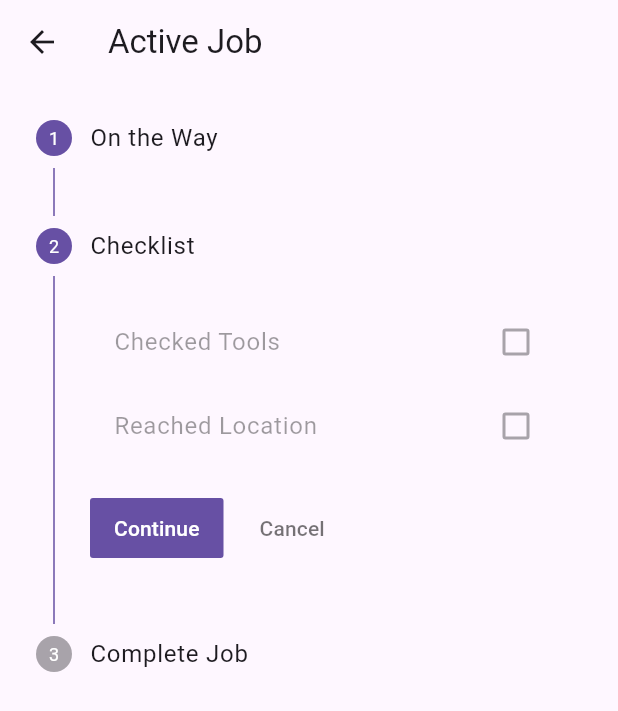
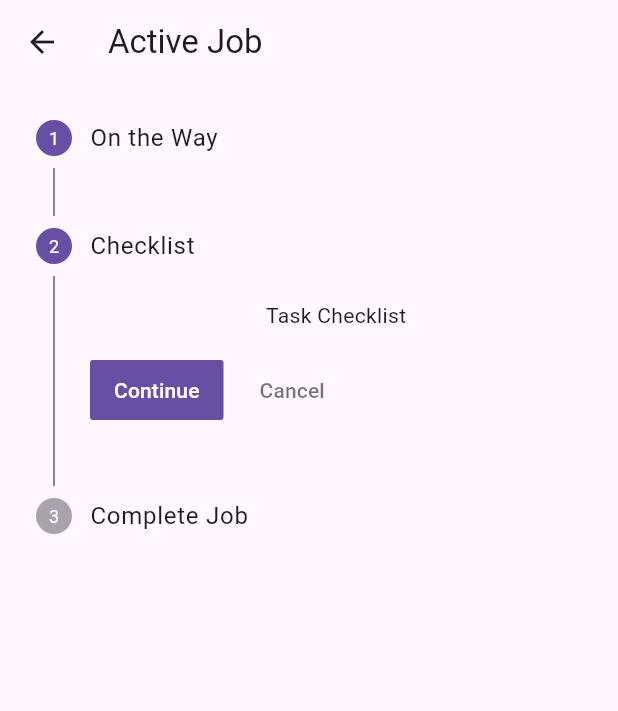
Before and after one commit to 85dk/Priority_assist_app, a Flutter app: the ActiveJobScreen screen opened directly with empty values, after a tap on "Continue", on a phone screen of 412 x 824 dp. Shown: the top 711 px of the screen. Run offline on Flutter 3.47's test engine with Material 3 defaults, Android fonts, the phone set to English and light mode, and no system bars; our stand-ins replace flutter_local_notifications, flutter_riverpod, go_router, hive, hive_flutter; accounts and stored records are empty.

Commit message:
error corrected

```diff
--- a/lib/features/request/active_job_screen.dart
+++ b/lib/features/request/active_job_screen.dart
@@ -1,15 +1,18 @@
+import 'package:crudops_application/features/request/request.dart';
+import 'package:crudops_application/features/request/request_notifier.dart';
 import 'package:flutter/material.dart';
+import 'package:flutter_riverpod/flutter_riverpod.dart';
 
-class ActiveJobScreen extends StatefulWidget {
+class ActiveJobScreen extends ConsumerStatefulWidget {
   final String id;
 
   const ActiveJobScreen({required this.id, super.key});
 
   @override
-  State<ActiveJobScreen> createState() => _ActiveJobScreenState();
+  ConsumerState<ActiveJobScreen> createState() => _ActiveJobScreenState();
 }
 
-class _ActiveJobScreenState extends State<ActiveJobScreen> {
+class _ActiveJobScreenState extends ConsumerState<ActiveJobScreen> {
   int currentStep = 0;
 
   void nextStep() {
@@ -38,11 +41,18 @@ class _ActiveJobScreenState extends State<ActiveJobScreen> {
         currentStep: currentStep,
         onStepContinue: () {
           if (currentStep == 2) {
-            // FINAL STEP → COMPLETE JOB
+            // ✅ FINAL STEP → COMPLETE JOB
+
+            ref.read(requestProvider.notifier).updateStatus(
+                  widget.id,
+                  RequestStatus.completed,
+                );
+               ref.read(requestProvider.notifier).activateNextFromQueue();
             ScaffoldMessenger.of(context).showSnackBar(
               const SnackBar(content: Text("Job Completed")),
             );
-            Navigator.pop(context);
+
+            Navigator.pop(context); // back to home
           } else {
             nextStep();
           }
@@ -51,45 +61,17 @@ class _ActiveJobScreenState extends State<ActiveJobScreen> {
         steps: [
           Step(
             title: const Text("On the Way"),
-            content: Column(
-              crossAxisAlignment: CrossAxisAlignment.start,
-              children: const [
-                Text("Customer Location"),
-                SizedBox(height: 10),
-                Text("Map Placeholder"),
-              ],
-            ),
+            content: const Text("Map Placeholder"),
             isActive: currentStep >= 0,
           ),
           Step(
             title: const Text("Checklist"),
-            content: Column(
-              children: const [
-                CheckboxListTile(
-                  value: false,
-                  onChanged: null,
-                  title: Text("Checked Tools"),
-                ),
-                CheckboxListTile(
-                  value: false,
-                  onChanged: null,
-                  title: Text("Reached Location"),
-                ),
-              ],
-            ),
+            content: const Text("Task Checklist"),
             isActive: currentStep >= 1,
           ),
           Step(
             title: const Text("Complete Job"),
-            content: Column(
-              children: const [
-                TextField(
-                  decoration: InputDecoration(
-                    labelText: "Notes",
-                  ),
-                ),
-              ],
-            ),
+            content: const Text("Finish Job"),
             isActive: currentStep >= 2,
           ),
         ],
```
Also changed, not shown: lib/features/request/home_screen.dart (+166 -43 lines), lib/features/request/request_notifier.dart (+34 -20 lines), lib/features/request/request_overlay.dart (+17 -16 lines).
